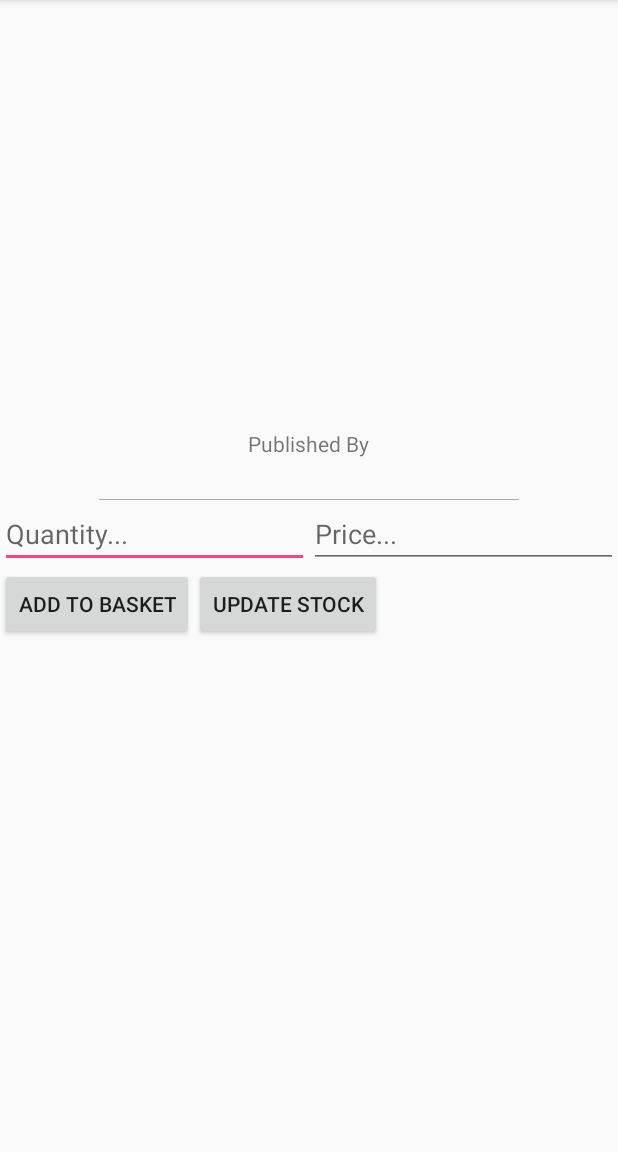
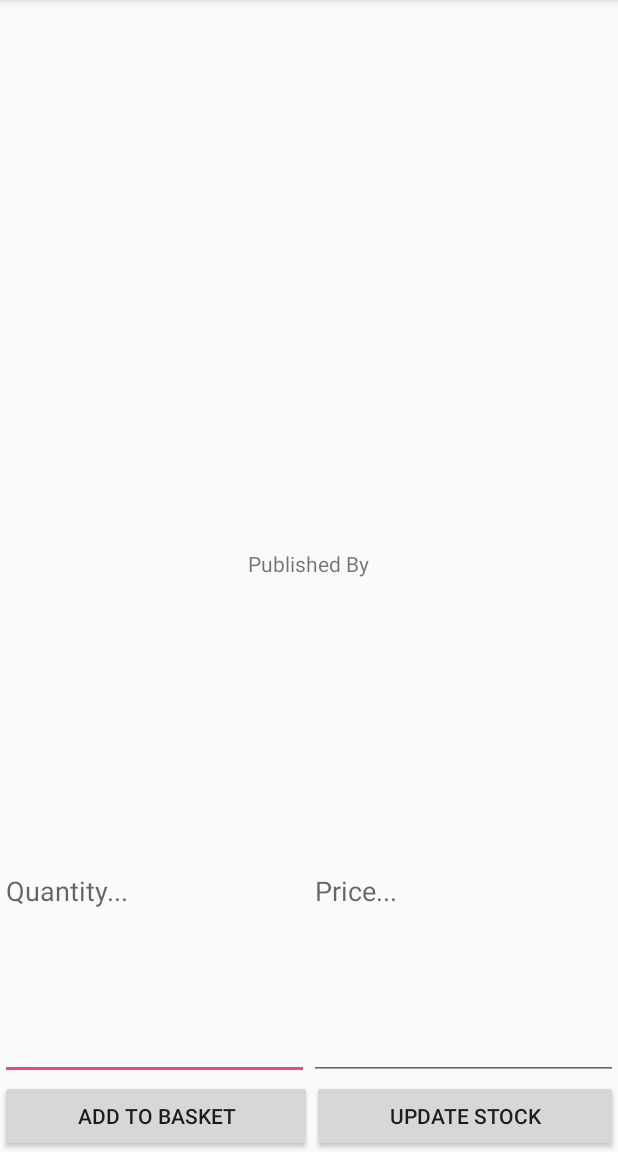
Before and after one commit to mattr51/BookEPOS, an Android app: the BookDetailActivity screen opened directly, with no data from a screen before it, on a phone screen of 412 x 824 dp, the part 84-1236 px from its top. Run offline under Robolectric (Android 15) with nearby library versions, the phone set to English and light mode, and no system bars; our stand-ins replace Picasso; libraries missing offline, so code that uses them is left out: com.loopj.android, cz.msebera.android; pictures from the network do not load; 6 statements that could not run were skipped.

Commit message:
fixing activity_book_detail layout

```diff
--- a/app/src/main/res/layout/activity_book_detail.xml
+++ b/app/src/main/res/layout/activity_book_detail.xml
@@ -6,14 +6,11 @@
     android:orientation="vertical"
     tools:context=".BookSearchActivity">
 
-    <ScrollView
-        android:layout_width="match_parent"
-        android:layout_height="match_parent">
 
         <LinearLayout
             android:gravity="center_horizontal"
             android:layout_width="match_parent"
-            android:layout_height="wrap_content"
+            android:layout_height="match_parent"
             android:orientation="vertical">
 
             <ImageView
@@ -57,12 +54,6 @@
                 android:textSize="14sp"
                 android:layout_weight="1" />
 
-            <View
-                android:background="@android:color/darker_gray"
-                android:layout_width="280dp"
-                android:layout_height="1px"
-                android:layout_marginTop="8dp"
-                android:layout_weight="1" />
 
             <LinearLayout
                 android:orientation="horizontal"
@@ -106,17 +97,22 @@
             android:layout_width="wrap_content"
             android:layout_height="wrap_content"
             android:text="Add to Basket"
-            android:id="@+id/btAddToBasket" />
+            android:id="@+id/btAddToBasket"
+            android:layout_gravity="bottom|left"
+            android:layout_weight="1"
+            android:padding="5dp" />
 
         <Button
             android:layout_width="wrap_content"
             android:layout_height="wrap_content"
             android:text="Update Stock"
             android:id="@+id/btUpdateStock"
-            android:layout_gravity="center_horizontal" />
+            android:layout_gravity="bottom|right"
+            android:layout_weight="1"
+            android:enabled="true"
+            android:padding="5dp" />
 
     </LinearLayout>
 
     </LinearLayout>
-    </ScrollView>
 </LinearLayout>
```
Also changed, not shown: app/src/main/res/layout/manual_entry.xml (+78 -1 lines).
